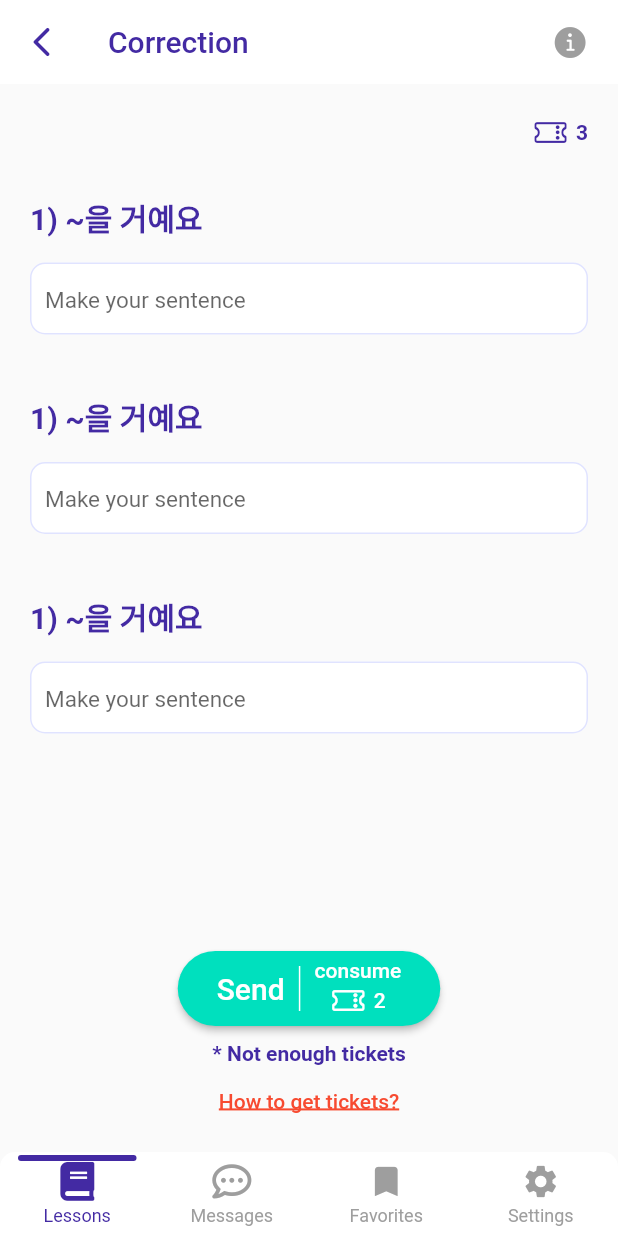
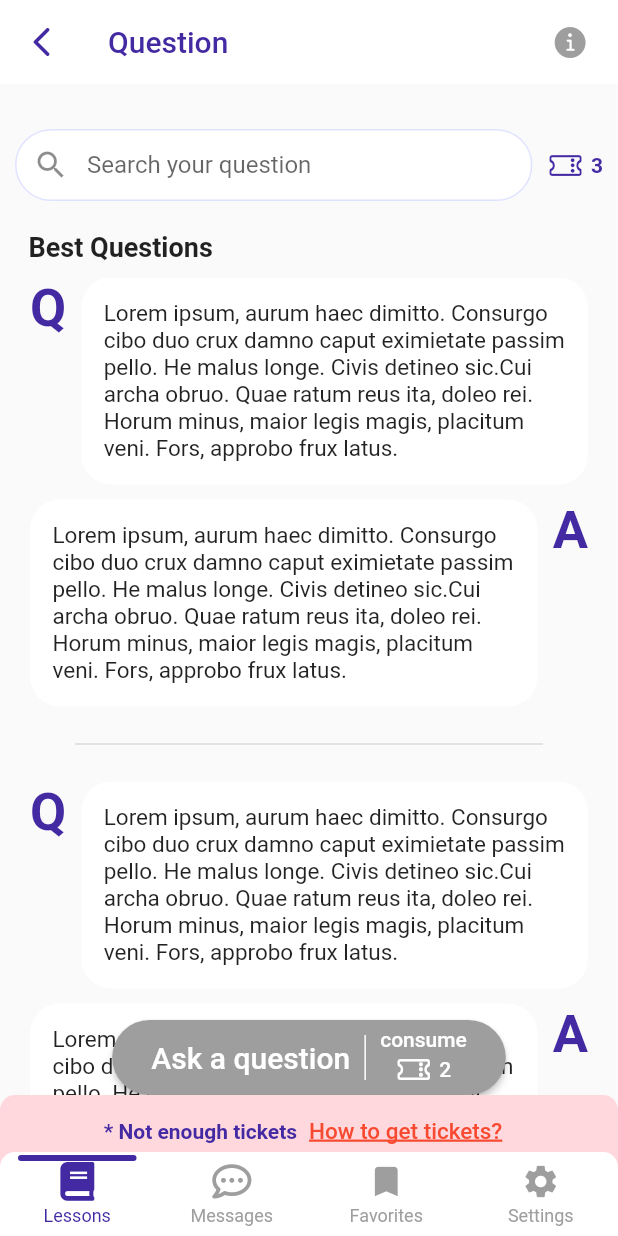
Before and after one commit to kammaii/podo, a Flutter app: the screen it shows after launch, on a phone screen of 412 x 824 dp. Run offline on Flutter 3.47's test engine with Material 2 defaults, Android fonts, the light colour scheme and no system bars; drawn by our look-alikes of persistent_bottom_nav_bar; our stand-ins replace flutter_login, font_awesome_flutter, package_info.

Commit message:
made lesson question

```diff
--- a/lib/lesson_correction.dart
+++ b/lib/lesson_correction.dart
@@ -1,6 +1,7 @@
 import 'package:flutter/cupertino.dart';
 import 'package:flutter/material.dart';
 import 'package:font_awesome_flutter/font_awesome_flutter.dart';
+import 'package:podo/request_btn.dart';
 
 import 'my_colors.dart';
 
@@ -57,7 +58,7 @@ class _LessonCorrectionState extends State<LessonCorrection> {
         child: Column(
           children: [
             Padding(
-              padding: const EdgeInsets.all(10),
+              padding: const EdgeInsets.fromLTRB(10,10,10,0),
               child: AnimatedContainer(
                 duration: const Duration(milliseconds: 500),
                 curve: Curves.fastOutSlowIn,
@@ -78,6 +79,7 @@ class _LessonCorrectionState extends State<LessonCorrection> {
                 ),
               ),
             ),
+            const SizedBox(height: 10),
             Row(
               mainAxisAlignment: MainAxisAlignment.end,
               children: const [
@@ -91,10 +93,9 @@ class _LessonCorrectionState extends State<LessonCorrection> {
                   style: TextStyle(
                       color: MyColors.purple, fontWeight: FontWeight.bold),
                 ),
-                SizedBox(width: 20),
+                SizedBox(width: 10),
               ],
             ),
-            const SizedBox(height: 10),
             Expanded(
               child: Stack(
                 children: [
@@ -110,79 +111,7 @@ class _LessonCorrectionState extends State<LessonCorrection> {
                       ),
                     ),
                   ),
-                  Container(
-                    padding: const EdgeInsets.only(bottom: 20),
-                    alignment: Alignment.bottomCenter,
-                    child: Column(
-                      mainAxisSize: MainAxisSize.min,
-                      children: [
-                        // 교정 요청 버튼
-                        ElevatedButton(
-                            style: ElevatedButton.styleFrom(
-                                shape: RoundedRectangleBorder(
-                                  borderRadius: BorderRadius.circular(30),
-                                ),
-                                primary: MyColors.green),
-                            onPressed: () {},
-                            child: Padding(
-                              padding: const EdgeInsets.symmetric(
-                                  horizontal: 10, vertical: 5),
-                              child: Row(
-                                mainAxisSize: MainAxisSize.min,
-                                children: [
-                                  const Text(
-                                    'Send',
-                                    style: TextStyle(fontSize: 20),
-                                  ),
-                                  const SizedBox(
-                                    height: 30,
-                                    child: VerticalDivider(
-                                      color: Colors.white,
-                                      thickness: 1,
-                                      width: 20,
-                                    ),
-                                  ),
-                                  Column(
-                                    mainAxisSize: MainAxisSize.min,
-                                    children: [
-                                      const Text('consume'),
-                                      Row(
-                                        children: const [
-                                          Icon(CupertinoIcons.ticket),
-                                          SizedBox(width: 5),
-                                          Text('2'),
-                                        ],
-                                      )
-                                    ],
-                                  )
-                                ],
-                              ),
-                            )),
-                        const SizedBox(height: 10),
-                        Column(
-                          children: [
-                            const Text(
-                              '* Not enough tickets',
-                              style: TextStyle(
-                                  color: MyColors.purple,
-                                  fontWeight: FontWeight.bold),
-                            ),
-                            TextButton(
-                              onPressed: () {},
-                              child: const Text(
-                                'How to get tickets?',
-                                style: TextStyle(
-                                  color: MyColors.red,
-                                  decoration: TextDecoration.underline,
-                                  decorationThickness: 2
-                                ),
-                              ),
-                            ),
-                          ],
-                        )
-                      ],
-                    ),
-                  ),
+                  RequestBtn().getRequestBtn('Send'),
                 ],
               ),
             ),
--- a/lib/lesson_question.dart
+++ b/lib/lesson_question.dart
@@ -0,0 +1,239 @@
+import 'package:flutter/cupertino.dart';
+import 'package:flutter/material.dart';
+import 'package:podo/request_btn.dart';
+
+import 'my_colors.dart';
+
+class LessonQuestion extends StatefulWidget {
+  const LessonQuestion({Key? key}) : super(key: key);
+
+  @override
+  _LessonQuestionState createState() => _LessonQuestionState();
+}
+
+class _LessonQuestionState extends State<LessonQuestion> {
+  bool isInfoSelected = false;
+  Color infoIconColor = MyColors.grey;
+  final textFieldController = TextEditingController();
+  final focusNode = FocusNode();
+
+  @override
+  Widget build(BuildContext context) {
+    return Scaffold(
+      appBar: AppBar(
+        backgroundColor: Colors.white,
+        elevation: 0,
+        leading: IconButton(
+          onPressed: () {},
+          icon: const Icon(Icons.arrow_back_ios_rounded),
+          color: MyColors.purple,
+        ),
+        title: const Text(
+          'Question',
+          style: TextStyle(
+            color: MyColors.purple,
+          ),
+        ),
+        actions: [
+          Padding(
+            padding: const EdgeInsets.only(right: 8),
+            child: IconButton(
+              onPressed: () {
+                setState(() {
+                  if (isInfoSelected) {
+                    isInfoSelected = false;
+                    infoIconColor = MyColors.grey;
+                  } else {
+                    isInfoSelected = true;
+                    infoIconColor = MyColors.green;
+                  }
+                });
+              },
+              icon: const Icon(CupertinoIcons.info_circle_fill),
+              color: infoIconColor,
+            ),
+          )
+        ],
+      ),
+      body: SafeArea(
+        child: Column(
+          children: [
+            Padding(
+              padding: const EdgeInsets.fromLTRB(10,10,10,0),
+              child: AnimatedContainer(
+                duration: const Duration(milliseconds: 500),
+                curve: Curves.fastOutSlowIn,
+                height: isInfoSelected ? 80 : 0,
+                padding: const EdgeInsets.all(10),
+                decoration: BoxDecoration(
+                  borderRadius: BorderRadius.circular(10),
+                  color: MyColors.greenLight,
+                ),
+                child: const Center(
+                  child: Text(
+                    'Do you have a question about Korean? Ask a question by using a ticket. The professional Korean teacher will answer your question.',
+                    style: TextStyle(
+                      color: MyColors.greenDark,
+                      fontSize: 15,
+                    ),
+                  ),
+                ),
+              ),
+            ),
+            const SizedBox(height: 10),
+            Padding(
+              padding: const EdgeInsets.all(10),
+              child: Column(
+                crossAxisAlignment: CrossAxisAlignment.start,
+                children: [
+                  Row(
+                    children: [
+                      Expanded(
+                        child: TextField(
+                          focusNode: focusNode,
+                          decoration: const InputDecoration(
+                              contentPadding:
+                                  EdgeInsets.symmetric(vertical: 10),
+                              prefixIcon: Icon(Icons.search),
+                              focusedBorder: OutlineInputBorder(
+                                borderRadius:
+                                    BorderRadius.all(Radius.circular(30.0)),
+                                borderSide: BorderSide(
+                                    color: MyColors.navyLight, width: 1.0),
+                              ),
+                              enabledBorder: OutlineInputBorder(
+                                borderRadius:
+                                    BorderRadius.all(Radius.circular(30.0)),
+                                borderSide: BorderSide(
+                                    color: MyColors.navyLight, width: 1.0),
+                              ),
+                              hintText: 'Search your question',
+                              filled: true,
+                              fillColor: Colors.white),
+                          controller: textFieldController,
+                        ),
+                      ),
+                      const SizedBox(width: 10),
+                      const Icon(
+                        CupertinoIcons.ticket,
+                        color: MyColors.purple,
+                      ),
+                      const SizedBox(width: 5),
+                      const Text(
+                        '3',
+                        style: TextStyle(
+                            color: MyColors.purple,
+                            fontWeight: FontWeight.bold),
+                      ),
+                    ],
+                  ),
+                  const SizedBox(height: 20),
+                  const Text(
+                    '  Best Questions',
+                    style: TextStyle(
+                      fontSize: 18,
+                      fontWeight: FontWeight.bold,
+                    ),
+                  ),
+                ],
+              ),
+            ),
+            Expanded(
+              child: Stack(
+                children: [
+                  SingleChildScrollView(
+                    child: Padding(
+                      padding: const EdgeInsets.only(bottom: 100),
+                      child: Column(
+                        children: [
+                          getBestQuestions(),
+                          getBestQuestions(),
+                          getBestQuestions(),
+                          getBestQuestions(),
+                        ],
+                      ),
+                    ),
+                  ),
+                  RequestBtn().getRequestBtn('Ask a question'),
+                ],
+              ),
+            ),
+          ],
+        ),
+      ),
+    );
+  }
+
+  Widget getBestQuestions() {
+    return Padding(
+      padding: const EdgeInsets.symmetric(horizontal: 20),
+      child: Column(
+        children: [
+          Row(
+            crossAxisAlignment: CrossAxisAlignment.start,
+            children: [
+              const Text(
+                'Q',
+                style: TextStyle(
+                    fontSize: 35,
+                    color: MyColors.purple,
+                    fontWeight: FontWeight.bold),
+              ),
+              const SizedBox(width: 10),
+              Expanded(
+                child: Container(
+                  padding: const EdgeInsets.all(15),
+                  decoration: const BoxDecoration(
+                    color: Colors.white,
+                    borderRadius: BorderRadius.all(Radius.circular(20.0)),
+                  ),
+                  child: const Text(
+                    'Lorem ipsum, aurum haec dimitto. Consurgo cibo duo crux damno caput eximietate passim pello. He malus longe. Civis detineo sic.Cui archa obruo. Quae ratum reus ita, doleo rei. Horum minus, maior legis magis, placitum veni. Fors, approbo frux latus.',
+                    style: TextStyle(
+                      fontSize: 15,
+                    ),
+                  ),
+                ),
+              )
+            ],
+          ),
+          const SizedBox(height: 10),
+          Row(
+            crossAxisAlignment: CrossAxisAlignment.start,
+            children: [
+              Expanded(
+                child: Container(
+                  padding: const EdgeInsets.all(15),
+                  decoration: const BoxDecoration(
+                    color: Colors.white,
+                    borderRadius: BorderRadius.all(Radius.circular(20.0)),
+                  ),
+                  child: const Text(
+                    'Lorem ipsum, aurum haec dimitto. Consurgo cibo duo crux damno caput eximietate passim pello. He malus longe. Civis detineo sic.Cui archa obruo. Quae ratum reus ita, doleo rei. Horum minus, maior legis magis, placitum veni. Fors, approbo frux latus.',
+                    style: TextStyle(
+                      fontSize: 15,
+                    ),
+                  ),
+                ),
+              ),
+              const SizedBox(width: 10),
+              const Text(
+                'A',
+                style: TextStyle(
+                    fontSize: 35,
+                    color: MyColors.purple,
+                    fontWeight: FontWeight.bold),
+              ),
+            ],
+          ),
+          const Divider(
+            height: 50,
+            thickness: 1,
+            indent: 30,
+            endIndent: 30,
+          ),
+        ],
+      ),
+    );
+  }
+}
--- a/lib/main.dart
+++ b/lib/main.dart
@@ -1,4 +1,6 @@
 import 'package:flutter/material.dart';
+import 'package:podo/lesson_correction.dart';
+import 'package:podo/lesson_question.dart';
 import 'package:podo/login.dart';
 import 'package:podo/main_frame.dart';
 import 'package:podo/my_colors.dart';
--- a/lib/main_frame.dart
+++ b/lib/main_frame.dart
@@ -4,6 +4,7 @@ import 'package:font_awesome_flutter/font_awesome_flutter.dart';
 import 'package:persistent_bottom_nav_bar/persistent-tab-view.dart';
 import 'package:podo/lesson_correction.dart';
 import 'package:podo/lesson_course.dart';
+import 'package:podo/lesson_question.dart';
 import 'package:podo/lesson_summary.dart';
 import 'package:podo/my_colors.dart';
 import 'lesson_main.dart';
@@ -18,10 +19,10 @@ class MainFrame extends StatefulWidget {
 
 List<Widget> _buildScreens() {
   return [
+    const LessonQuestion(),
     const LessonCorrection(),
     const LessonSummary(),
     const LessonMain(),
-    const LessonCourse(),
   ];
 }
 
--- /dev/null
+++ b/lib/request_btn.dart
@@ -0,0 +1,92 @@
+import 'package:flutter/cupertino.dart';
+import 'package:flutter/material.dart';
+import 'my_colors.dart';
+
+class RequestBtn {
+  Widget getRequestBtn(String text) {
+    return Container(
+      alignment: Alignment.bottomCenter,
+      child: Column(
+        mainAxisSize: MainAxisSize.min,
+        children: [
+          // 교정 요청 버튼
+          ElevatedButton(
+            style: ElevatedButton.styleFrom(
+                shape: RoundedRectangleBorder(
+                  borderRadius: BorderRadius.circular(30),
+                ),
+                primary: MyColors.grey),
+            onPressed: () {},
+            child: Padding(
+              padding: const EdgeInsets.symmetric(horizontal: 10, vertical: 5),
+              child: Row(
+                mainAxisSize: MainAxisSize.min,
+                children: [
+                  Text(
+                    text,
+                    style: const TextStyle(fontSize: 20),
+                  ),
+                  const SizedBox(
+                    height: 30,
+                    child: VerticalDivider(
+                      color: Colors.white,
+                      thickness: 1,
+                      width: 20,
+                    ),
+                  ),
+                  Column(
+                    mainAxisSize: MainAxisSize.min,
+                    children: [
+                      const Text('consume'),
+                      Row(
+                        children: const [
+                          Icon(CupertinoIcons.ticket),
+                          SizedBox(width: 5),
+                          Text('2'),
+                        ],
+                      )
+                    ],
+                  )
+                ],
+              ),
+            ),
+          ),
+          // todo:
+          // if(티켓이 충분할때)
+          // const SizedBox(height: 20),
+          // 티켓 부족 알림
+          Container(
+            decoration: const BoxDecoration(
+              color: MyColors.pink,
+              borderRadius: BorderRadius.only(
+                topLeft: Radius.circular(10),
+                topRight: Radius.circular(10),
+              ),
+            ),
+            child: Row(
+              mainAxisAlignment: MainAxisAlignment.center,
+              children: [
+                const Text(
+                  '* Not enough tickets',
+                  style: TextStyle(
+                      color: MyColors.purple, fontWeight: FontWeight.bold),
+                ),
+                TextButton(
+                  onPressed: () {},
+                  child: const Text(
+                    'How to get tickets?',
+                    style: TextStyle(
+                        color: MyColors.red,
+                        fontSize: 15,
+                        decoration: TextDecoration.underline,
+                        decorationThickness: 2),
+                  ),
+                ),
+              ],
+            ),
+          ),
+        ],
+      ),
+    );
+  }
+}
```
